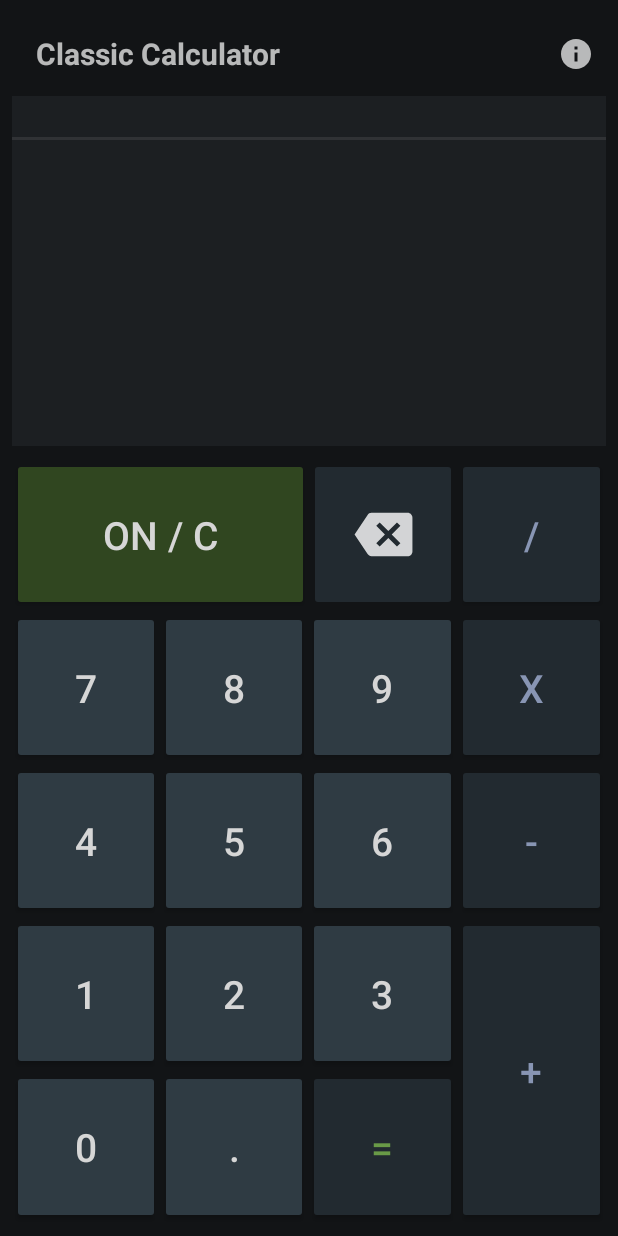
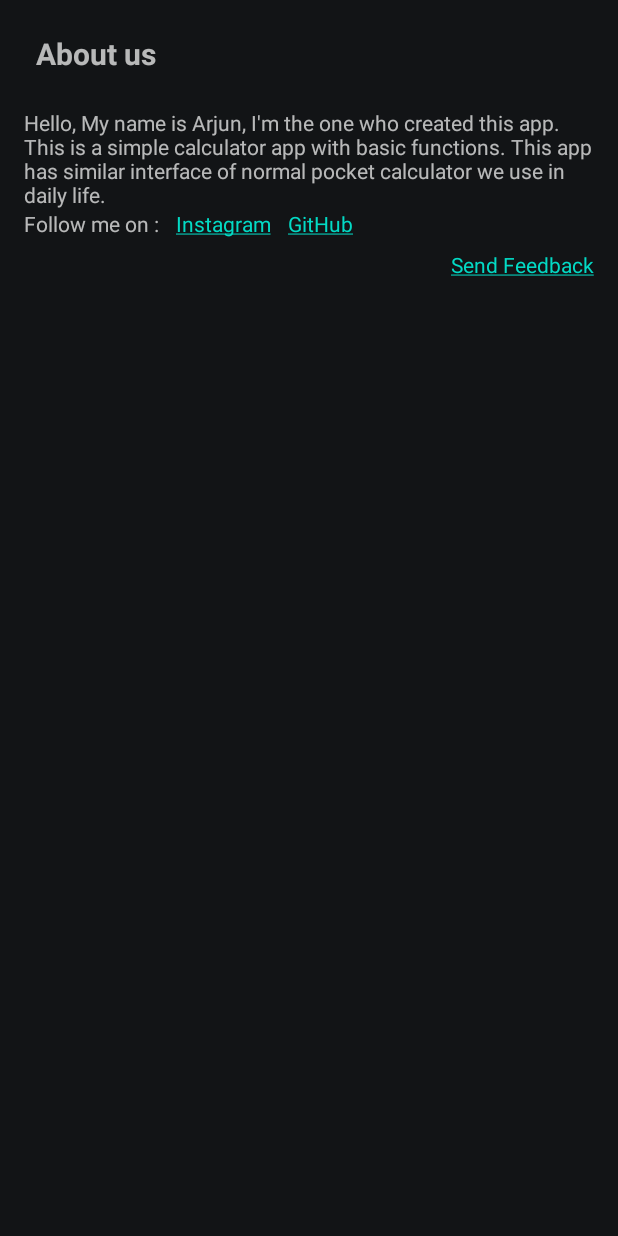
Before and after one commit to arjun-sasidharan/Calculator, an Android app: the screen it shows after launch (MainActivity before the commit, InfoActivity after it), after a tap on an icon or button, on a phone screen of 412 x 824 dp. Run offline under Robolectric (Android 15) with nearby library versions, the phone set to English and light mode, and no system bars.

Commit message:
New about us page is added

```diff
--- a/app/build.gradle
+++ b/app/build.gradle
@@ -6,7 +6,7 @@ android {
 
     defaultConfig {
         applicationId "com.example.calculator"
-        minSdkVersion 15
+        minSdkVersion 16
         targetSdkVersion 30
         versionCode 1
         versionName "1.0"
--- a/app/src/main/AndroidManifest.xml
+++ b/app/src/main/AndroidManifest.xml
@@ -9,6 +9,9 @@
         android:roundIcon="@mipmap/ic_launcher_round"
         android:supportsRtl="true"
         android:theme="@style/AppTheme">
+        <activity android:name=".InfoActivity"
+            android:label="About us"
+            android:parentActivityName=".MainActivity"/>
         <activity android:name=".MainActivity">
             <intent-filter>
                 <action android:name="android.intent.action.MAIN" />
--- /dev/null
+++ b/app/src/main/java/com/example/calculator/InfoActivity.java
@@ -0,0 +1,31 @@
+package com.example.calculator;
+
+import androidx.appcompat.app.AppCompatActivity;
+
+import android.content.Intent;
+import android.os.Bundle;
+import android.text.Html;
+import android.text.method.LinkMovementMethod;
+import android.view.View;
+import android.widget.ImageButton;
+import android.widget.TextView;
+
+public class InfoActivity extends AppCompatActivity {
+
+    @Override
+    protected void onCreate(Bundle savedInstanceState) {
+        super.onCreate(savedInstanceState);
+        setContentView(R.layout.activity_info);
+        TextView screenLabel = findViewById(R.id.app_name);
+        screenLabel.setText("About us");
+        ImageButton infoIcon = findViewById(R.id.info_icon);
+        infoIcon.setVisibility(View.INVISIBLE);
+        TextView github = findViewById(R.id.github_link);
+        github.setMovementMethod(LinkMovementMethod.getInstance());
+        TextView instagram = findViewById(R.id.instagram_link);
+        instagram.setMovementMethod(LinkMovementMethod.getInstance());
+        TextView feedbackMail = findViewById(R.id.feedback_mail);
+        feedbackMail.setText(Html.fromHtml("<a href=\"mailto:arjun4mtr@gmail.com\">Send Feedback</a>"));
+        feedbackMail.setMovementMethod(LinkMovementMethod.getInstance());
+    }
+}
--- a/app/src/main/java/com/example/calculator/MainActivity.java
+++ b/app/src/main/java/com/example/calculator/MainActivity.java
@@ -3,6 +3,7 @@ package com.example.calculator;
 import androidx.appcompat.app.AppCompatActivity;
 import androidx.appcompat.widget.Toolbar;
 
+import android.content.Intent;
 import android.os.Bundle;
 import android.util.Log;
 import android.view.View;
@@ -52,7 +53,9 @@ public class MainActivity extends AppCompatActivity {
         info_button.setOnClickListener(new View.OnClickListener() {
             @Override
             public void onClick(View v) {
-                Toast.makeText(MainActivity.this,"About us", Toast.LENGTH_SHORT).show();
+//                Toast.makeText(MainActivity.this,"About us", Toast.LENGTH_SHORT).show();
+                Intent infoIntent = new Intent(MainActivity.this,InfoActivity.class);
+                startActivity(infoIntent);
             }
         });
     }
--- /dev/null
+++ b/app/src/main/res/layout/activity_info.xml
@@ -0,0 +1,69 @@
+<?xml version="1.0" encoding="utf-8"?>
+<LinearLayout xmlns:android="http://schemas.android.com/apk/res/android"
+    xmlns:app="http://schemas.android.com/apk/res-auto"
+    xmlns:tools="http://schemas.android.com/tools"
+    android:layout_width="match_parent"
+    android:layout_height="match_parent"
+    tools:context=".InfoActivity"
+    android:orientation="vertical"
+    android:padding="8dp"
+    android:background="@color/background">
+    <include layout="@layout/app_bar"/>
+
+    <TextView
+        android:layout_width="wrap_content"
+        android:layout_height="wrap_content"
+        android:layout_gravity="center"
+        android:autoSizeMaxTextSize="20sp"
+        android:autoSizeMinTextSize="14sp"
+        android:autoSizeTextType="uniform"
+        android:paddingTop="8dp"
+        android:paddingRight="8dp"
+        android:paddingLeft="8dp"
+        android:text="@string/about_us_text"
+        android:typeface="normal"
+        app:autoSizeMaxTextSize="20sp"
+        app:autoSizeMinTextSize="14sp"
+        app:autoSizeTextType="uniform" />
+
+    <LinearLayout
+    android:layout_width="match_parent"
+    android:layout_height="wrap_content"
+    android:paddingRight="8dp"
+    android:paddingLeft="8dp"
+    android:orientation="horizontal">
+    <TextView
+        android:layout_width="wrap_content"
+        android:layout_height="wrap_content"
+        android:text="Follow me on :"
+        android:paddingRight="8dp"
+        />
+    <TextView
+        android:id="@+id/instagram_link"
+        android:layout_width="wrap_content"
+        android:layout_height="wrap_content"
+        android:paddingRight="8dp"
+        android:linksClickable="true"
+        android:text="@string/instagram" />
+    <TextView
+        android:id="@+id/github_link"
+        android:layout_width="wrap_content"
+        android:layout_height="wrap_content"
+        android:linksClickable="true"
+        android:text="@string/github" />
+
+</LinearLayout>
+
+    <TextView
+        android:id="@+id/feedback_mail"
+        android:layout_width="wrap_content"
+        android:layout_height="wrap_content"
+        app:autoSizeMaxTextSize="20sp"
+        app:autoSizeMinTextSize="14sp"
+        android:paddingRight="8dp"
+        android:paddingLeft="8dp"
+        android:paddingTop="8dp"
+        app:autoSizeTextType="uniform"
+        android:layout_gravity="end"/>
+
+</LinearLayout>
--- a/app/src/main/res/values/strings.xml
+++ b/app/src/main/res/values/strings.xml
@@ -21,5 +21,8 @@
     <string name="divide_by_zero">CAN\'T DIVIDE BY ZERO</string>
     <string name="maximum_number_limit">Maximum number limit reached</string>
     <string name="wrong_expression">WRONG EXPRESSION</string>
+    <string name="github"> <a href ="https://github.com/im-arjun">GitHub</a></string>
+    <string name="instagram"> <a href ="https://www.instagram.com/arjunsasidharan_/?hl=en">Instagram</a></string>
+    <string name="about_us_text">Hello, My name is Arjun, I\'m the one who created this app. This is a simple calculator app with basic functions. This app has similar interface of normal pocket calculator we use in daily life.</string>
 
 </resources>
```
Also changed, not shown: 1 other file.
